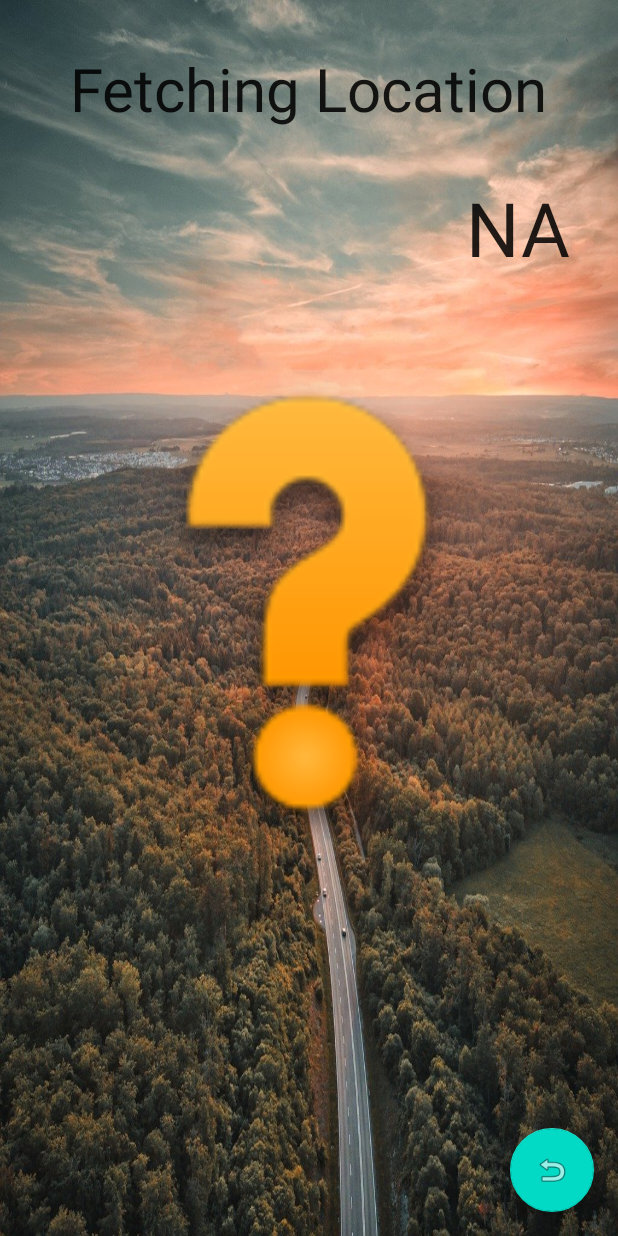
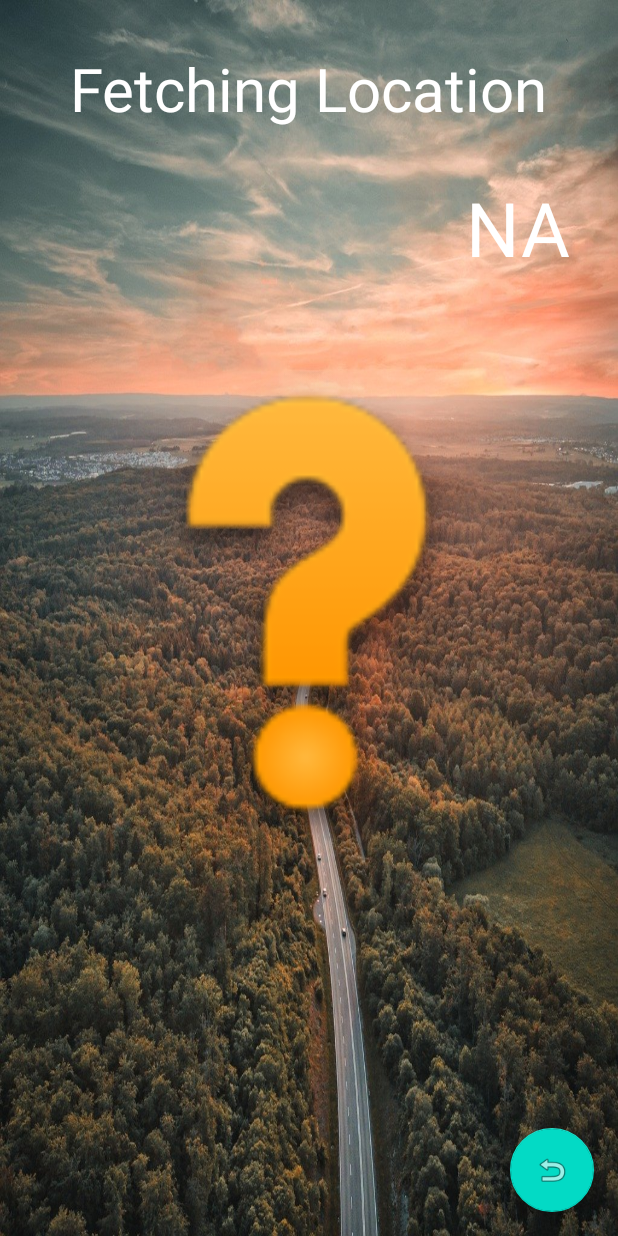
Before and after one commit to albiurs/AndroidWeatherApp, an Android app: the layout fragment_second.xml on its own in the app's theme, with its tools: preview values and no code run, on a phone screen of 412 x 824 dp. Run offline under Robolectric (Android 15) with nearby library versions, the phone set to English and light mode, and no system bars.

Commit message:
new images and background

```diff
--- a/app/src/main/res/layout/fragment_first.xml
+++ b/app/src/main/res/layout/fragment_first.xml
@@ -15,7 +15,7 @@
         android:layout_height="wrap_content"
         android:layout_marginTop="64dp"
         android:text="@string/search_title"
-        android:textColor="@color/colorPrimaryDark"
+        android:textColor="@color/design_default_color_background"
         android:textSize="36sp"
         app:layout_constraintEnd_toEndOf="parent"
         app:layout_constraintStart_toStartOf="parent"
@@ -49,6 +49,8 @@
         android:hint="@string/enter_city_name"
         android:imeOptions="actionGo"
         android:inputType="textAutoCorrect"
+        android:textColor="@color/design_default_color_background"
+        android:textColorHint="@color/design_default_color_background"
         android:textSize="30sp"
         app:layout_constraintEnd_toEndOf="parent"
         app:layout_constraintStart_toStartOf="parent"
--- a/app/src/main/res/layout/fragment_second.xml
+++ b/app/src/main/res/layout/fragment_second.xml
@@ -18,6 +18,7 @@
         android:text="@string/default_location"
         android:textAppearance="?android:attr/textAppearanceLarge"
         android:textSize="40sp"
+        android:textColor="@color/design_default_color_background"
         app:layout_constraintEnd_toEndOf="parent"
         app:layout_constraintStart_toStartOf="parent"
         app:layout_constraintTop_toTopOf="parent" />
@@ -30,8 +31,9 @@
         android:src="@drawable/dunno"
 
         app:layout_constraintEnd_toEndOf="parent"
+        app:layout_constraintHorizontal_bias="0.0"
         app:layout_constraintStart_toStartOf="parent"
-        tools:layout_editor_absoluteY="-47dp" />
+        app:layout_constraintTop_toTopOf="parent" />
 
     <TextView
         android:id="@+id/tempTV"
@@ -42,8 +44,10 @@
         android:layout_marginTop="32dp"
         android:layout_marginEnd="32dp"
         android:layout_marginRight="32dp"
+        android:shadowColor="#FFFFFF"
         android:text="@string/default_temp"
         android:textAppearance="?android:attr/textAppearanceLarge"
+        android:textColor="@color/design_default_color_background"
         android:textSize="50sp"
         app:layout_constraintEnd_toEndOf="parent"
         app:layout_constraintTop_toBottomOf="@+id/locationTV" />
```
